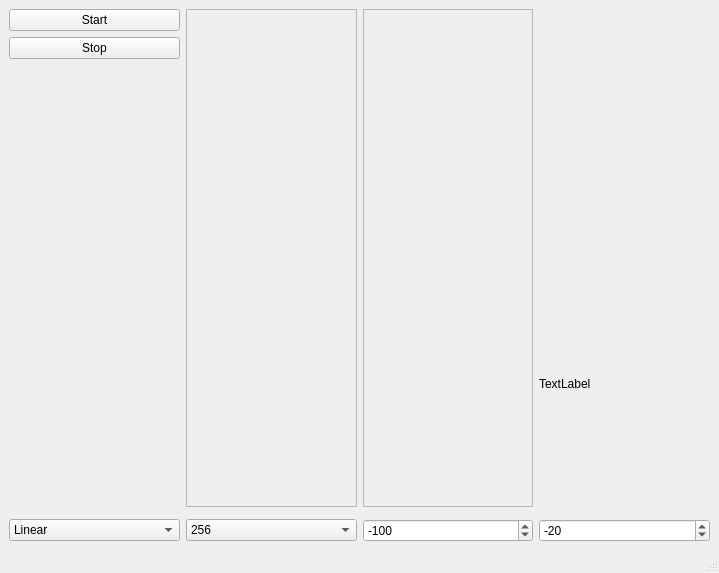
Above: friture.ui from tlecomte/friture before the change. Below: the same form after it.
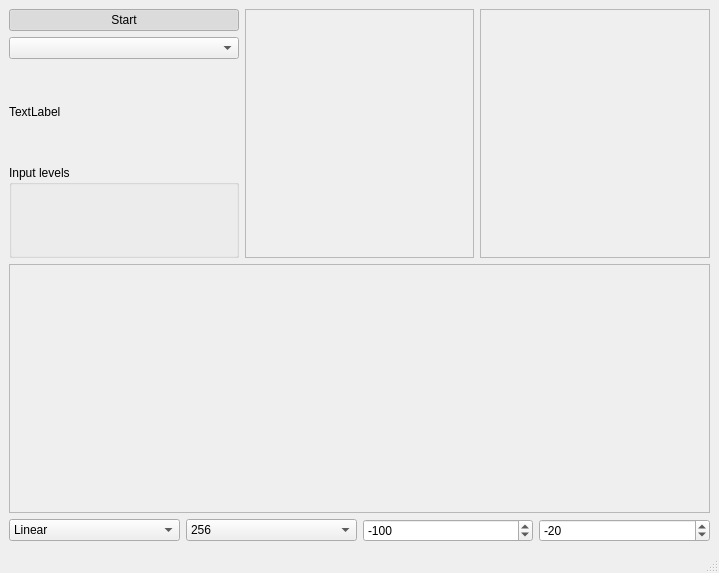
That is the form after the change. Custom widgets are drawn as their Qt base class.

```diff
--- a/friture.ui
+++ b/friture.ui
@@ -23,64 +23,61 @@
           <property name="text" >
            <string>Start</string>
           </property>
-         </widget>
-        </item>
-        <item>
-         <widget class="QPushButton" name="pushButton_stop" >
-          <property name="text" >
-           <string>Stop</string>
+          <property name="checkable">
+           <bool>true</bool>
           </property>
-         </widget>
-        </item>
-        <item>
-         <spacer name="verticalSpacer" >
-          <property name="orientation" >
-           <enum>Qt::Vertical</enum>
+          <property name="checked">
+           <bool>true</bool>
           </property>
-          <property name="sizeHint" stdset="0" >
-           <size>
-            <width>20</width>
-            <height>40</height>
-           </size>
+          <property name="autoDefault">
+           <bool>true</bool>
           </property>
-         </spacer>
+         </widget>
         </item>
-       </layout>
-      </item>
-      <item>
-       <widget class="ClassPlot" name="PlotZoneUp" >
-        <property name="frameShape" >
-         <enum>QFrame::StyledPanel</enum>
-        </property>
-        <property name="frameShadow" >
-         <enum>QFrame::Raised</enum>
-        </property>
-       </widget>
-      </item>
-      <item>
-       <widget class="ClassPlot" name="PlotZoneSpect" >
-        <property name="frameShape" >
-         <enum>QFrame::StyledPanel</enum>
-        </property>
-        <property name="frameShadow" >
-         <enum>QFrame::Raised</enum>
-        </property>
-       </widget>
-      </item>
-      <item>
-       <layout class="QVBoxLayout" name="verticalLayout_2" >
         <item>
-         <widget class="QwtThermo" name="PlotLevel" />
+         <widget class="QComboBox" name="comboBox_inputDevice"/>
         </item>
         <item>
-         <widget class="QLabel" name="LabelLevel" >
-          <property name="text" >
+         <widget class="QLabel" name="LabelLevel">
+          <property name="text">
            <string>TextLabel</string>
           </property>
          </widget>
         </item>
+        <item>
+         <widget class="QGroupBox" name="groupBox">
+          <property name="title">
+           <string>Input levels</string>
+          </property>
+          <layout class="QGridLayout" name="gridLayout_2">
+           <item row="0" column="0">
+            <widget class="qsynthMeter" name="meter" native="true"/>
+           </item>
+          </layout>
+         </widget>
+        </item>
        </layout>
       </item>
+      <item>
+       <widget class="TimePlot" name="PlotZoneUp">
+        <property name="frameShape">
+         <enum>QFrame::StyledPanel</enum>
+        </property>
+        <property name="frameShadow">
+         <enum>QFrame::Raised</enum>
+        </property>
+       </widget>
+      </item>
+      <item>
+       <widget class="SpectPlot" name="PlotZoneSpect">
+        <property name="frameShape">
+         <enum>QFrame::StyledPanel</enum>
+        </property>
+        <property name="frameShadow">
+         <enum>QFrame::Raised</enum>
+        </property>
+       </widget>
+      </item>
      </layout>
     </item>
     <item>
@@ -91,6 +88,7 @@
       <property name="frameShadow" >
        <enum>QFrame::Raised</enum>
       </property>
+      <layout class="QGridLayout" name="gridLayout"/>
      </widget>
     </item>
     <item>
@@ -215,23 +213,30 @@
   <widget class="QStatusBar" name="statusbar" />
  </widget>
  <customwidgets>
-  <customwidget>
-   <class>QwtThermo</class>
-   <extends>QWidget</extends>
-   <header>qwt_thermo.h</header>
-  </customwidget>
-  <customwidget>
-   <class>ClassPlot</class>
-   <extends>QFrame</extends>
-   <header>classplot.h</header>
-   <container>1</container>
-  </customwidget>
   <customwidget>
    <class>ImagePlot</class>
    <extends>QFrame</extends>
    <header>imageplot.h</header>
    <container>1</container>
   </customwidget>
+  <customwidget>
+   <class>TimePlot</class>
+   <extends>QFrame</extends>
+   <header>timeplot.h</header>
+   <container>1</container>
+  </customwidget>
+  <customwidget>
+   <class>SpectPlot</class>
+   <extends>QFrame</extends>
+   <header>spectplot.h</header>
+   <container>1</container>
+  </customwidget>
+  <customwidget>
+   <class>qsynthMeter</class>
+   <extends>QWidget</extends>
+   <header>qsynthmeter.h</header>
+   <container>1</container>
+  </customwidget>
  </customwidgets>
  <resources/>
  <connections/>
```
Left out of the diff: 87 changed lines with no effect on the pictures.
